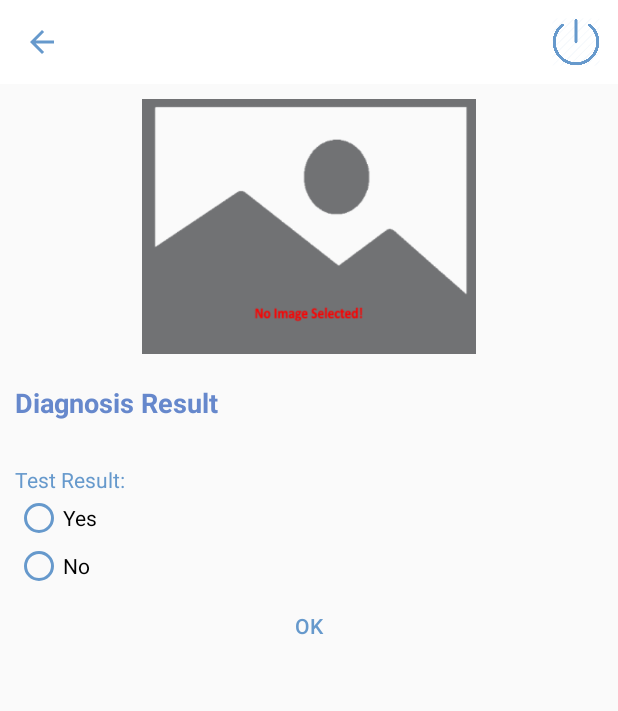
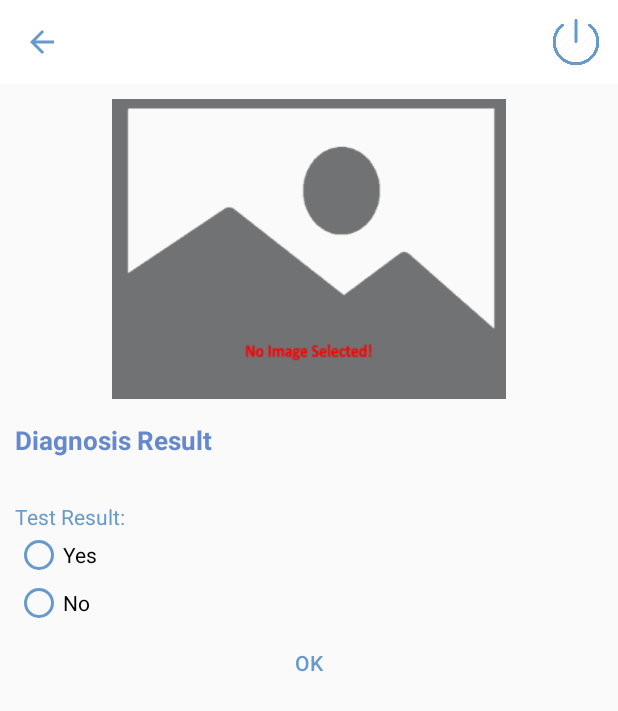
Before and after one commit to tsiAILAB/Plant-Pathology-APP, an Android app: the PlantDiagnosisActivity screen opened directly, with no data from a screen before it, on a phone screen of 412 x 824 dp. Shown: the top 711 px of the screen. Run offline under Robolectric (Android 15) with nearby library versions, the phone set to English and light mode, and no system bars; pictures from the network do not load; 9 statements that could not run were skipped.

Commit message:
Signed-off-by: firozahmedtsi <firoz.ahmed@tsi.com.bd>

```diff
--- a/app/src/main/res/layout/activity_plant_diagnosis.xml
+++ b/app/src/main/res/layout/activity_plant_diagnosis.xml
@@ -20,8 +20,8 @@
             <ImageView
                 android:id="@+id/imageView"
                 android:layout_width="match_parent"
-                android:layout_height="170dp"
-                android:layout_marginBottom="20dp"
+                android:layout_height="200dp"
+                android:layout_marginBottom="15dp"
                 android:src="@drawable/no_image_selected"/>
 
             <TextView
@@ -31,7 +31,7 @@
                 android:layout_marginBottom="10dp"
                 android:text="Diagnosis Result"
                 android:textColor="#6688CC"
-                android:textSize="18sp"
+                android:textSize="17sp"
                 android:textStyle="bold"/>
 
             <TextView
```
